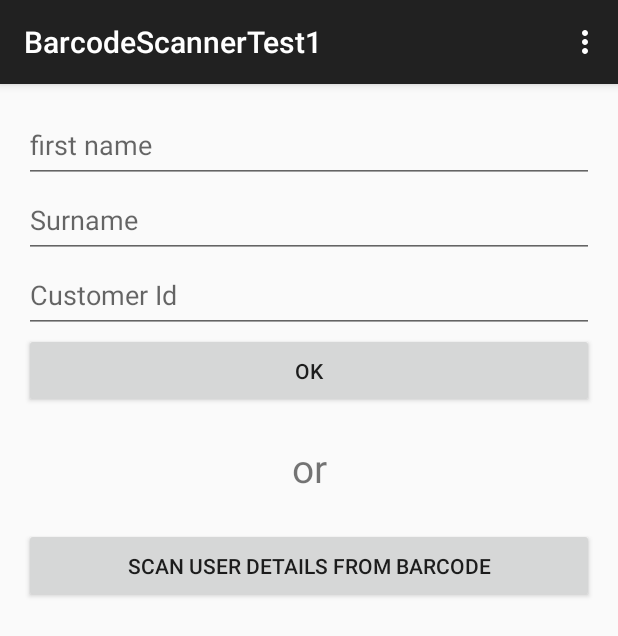
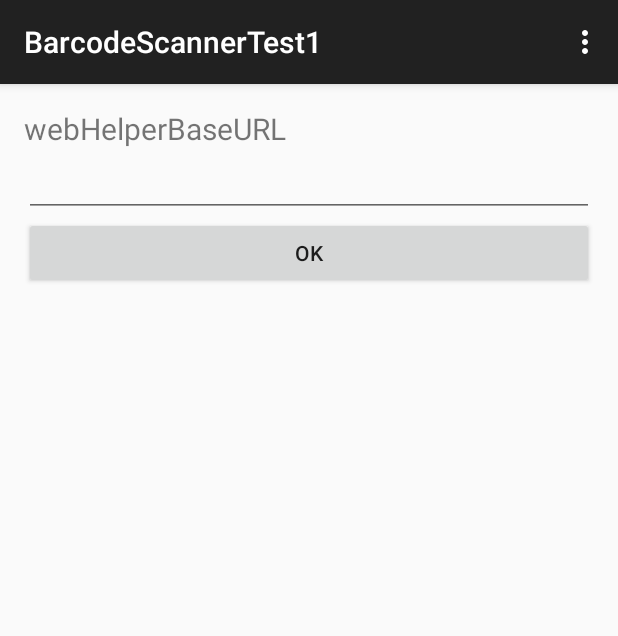
Before and after one commit to GlennReilly/QMeNowClient, an Android app: the fragment UserDetailsFragment placed in its activity, in the options menu, after a tap on "Settings", on a phone screen of 412 x 824 dp. Shown: the top 636 px of the screen. Run offline under Robolectric (Android 15) with nearby library versions, the phone set to English and light mode, and no system bars.

Commit message:
added basic settings screen

```diff
--- a/app/src/main/java/demo/bluemongo/com/barcodescannertest1/model/QMeNowModel.java
+++ b/app/src/main/java/demo/bluemongo/com/barcodescannertest1/model/QMeNowModel.java
@@ -17,11 +17,13 @@ import demo.bluemongo.com.barcodescannertest1.utils.InputHelper;
 
 public class QMeNowModel {
     public static final String USER_DETAILS_PREFERENCES = "USER_DETAILS_PREFERENCES";
+    public static final String SETTINGS__PREFERENCES = "SETTINGS__PREFERENCES";
 
     final String FIRSTNAME = "firstName";
     final String LASTNAME = "lastName";
     final String CUSTOMERID = "customerId";
     final String EMPTY = "";
+    final String WEBHELPER_BASEURL = "WebHelperBaseUrl";
 
     public boolean isBarcodeValid(String rawValue) {
         boolean result = false;
@@ -72,5 +74,17 @@ public class QMeNowModel {
         return userDetails;
     }
 
+    public String getWebHelperBaseURL(SharedPreferences settings){
+        return settings.getString(WEBHELPER_BASEURL, EMPTY);
+    }
+
+    public void saveWebHelperBaseURL(String webHelperBaseURL, SharedPreferences settings){
+        SharedPreferences.Editor editor = settings.edit();
+        editor.putString(WEBHELPER_BASEURL, webHelperBaseURL);
+        editor.commit();
+    }
+
+
+
 
 }
--- /dev/null
+++ b/app/src/main/java/demo/bluemongo/com/barcodescannertest1/model/SettingsDTO.java
@@ -0,0 +1,16 @@
+package demo.bluemongo.com.barcodescannertest1.model;
+
+/**
+ * Created by glenn on 14/01/16.
+ */
+public class SettingsDTO {
+    private String webHelperBaseURL;
+
+    public String getWebHelperBaseURL() {
+        return webHelperBaseURL;
+    }
+
+    public void setWebHelperBaseURL(String webHelperBaseURL) {
+        this.webHelperBaseURL = webHelperBaseURL;
+    }
+}
--- /dev/null
+++ b/app/src/main/java/demo/bluemongo/com/barcodescannertest1/presenter/SettingsPresenter.java
@@ -0,0 +1,30 @@
+package demo.bluemongo.com.barcodescannertest1.presenter;
+
+import demo.bluemongo.com.barcodescannertest1.model.QMeNowModel;
+import demo.bluemongo.com.barcodescannertest1.model.SettingsDTO;
+import demo.bluemongo.com.barcodescannertest1.view.SettingsView;
+
+/**
+ * Created by glenn on 14/01/16.
+ */
+public class SettingsPresenter {
+    private final SettingsView view;
+    private final QMeNowModel model = new QMeNowModel();
+
+    public String getUserDetailsPrefsString() {
+        return model.SETTINGS__PREFERENCES;
+    }
+
+    public SettingsPresenter(SettingsView settingsView) {
+        this.view = settingsView;
+    }
+
+    public void saveSettings(SettingsDTO settingsValues) {
+        QMeNowModel model = new QMeNowModel();
+        model.saveWebHelperBaseURL(settingsValues.getWebHelperBaseURL(), view.getSharedPreferences());
+    }
+
+    public String getWebHelperBaseURL() {
+        return model.getWebHelperBaseURL(view.getSharedPreferences());
+    }
+}
--- a/app/src/main/java/demo/bluemongo/com/barcodescannertest1/view/AppointmentDetailsFragment.java
+++ b/app/src/main/java/demo/bluemongo/com/barcodescannertest1/view/AppointmentDetailsFragment.java
@@ -146,7 +146,7 @@ public class AppointmentDetailsFragment extends Fragment implements AppointmentD
         send appointment id, current appointmentStatus, customerId?, to webClient,
          refresh appointment results
          */
-        //mAppointmentsDetailsPresenter.progressAppointmentStatus(appointment, appointmentStatusList);
+        mAppointmentsDetailsPresenter.progressAppointmentStatus(appointment, appointmentStatusList);
     }
 
 
--- a/app/src/main/java/demo/bluemongo/com/barcodescannertest1/view/MainActivity.java
+++ b/app/src/main/java/demo/bluemongo/com/barcodescannertest1/view/MainActivity.java
@@ -18,7 +18,8 @@ public class MainActivity extends AppCompatActivity implements
         CameraFragment.OnFragmentInteractionListener,
         MessageFragment.OnFragmentInteractionListener,
         GetAppointmentsFragment.OnFragmentInteractionListener,
-        AppointmentDetailsFragment.OnFragmentInteractionListener
+        AppointmentDetailsFragment.OnFragmentInteractionListener,
+        SettingsFragment.OnFragmentInteractionListener
 {
     private static final String TAG = "MainActivity";
     private static final String TAG_MAIN_FRAGMENT = "TAG_MAIN_FRAGMENT";
@@ -27,6 +28,7 @@ public class MainActivity extends AppCompatActivity implements
     private static final String TAG_USER_DETAILS_FRAGMENT = "TAG_USER_DETAILS_FRAGMENT";
     private static final String TAG_GET_APPOINTMENTS_FRAGMENT = "TAG_GET_APPOINTMENTS_FRAGMENT";
     private static final String TAG_GET_APPOINTMENTS_DETAILS_FRAGMENT = "TAG_GET_APPOINTMENTS_DETAILS_FRAGMENT";
+    private static final String TAG_GET_SETTINGS_FRAGMENT = "TAG_GET_SETTINGS_FRAGMENT";
 
 
     @Override
@@ -103,6 +105,15 @@ public class MainActivity extends AppCompatActivity implements
         fragmentTransaction.commit();
     }
 
+    private void showModifySettingsScreen() {
+        FragmentManager fragmentManager = getFragmentManager();
+        FragmentTransaction fragmentTransaction = fragmentManager.beginTransaction();
+        Fragment fragment = new SettingsFragment();
+        fragmentTransaction.replace(R.id.fragment_container, fragment);
+        fragmentTransaction.addToBackStack(TAG_GET_SETTINGS_FRAGMENT);
+        fragmentTransaction.commit();
+    }
+
     @Override
     public void onBackPressed() {
         int count = getFragmentManager().getBackStackEntryCount();
@@ -130,11 +141,13 @@ public class MainActivity extends AppCompatActivity implements
 
         //noinspection SimplifiableIfStatement
         if (id == R.id.action_settings) {
-            return true;
+            showModifySettingsScreen();
         }
 
         return super.onOptionsItemSelected(item);
     }
+
+
 
     @Override
     public void onFragmentInteraction(Uri uri) {
--- /dev/null
+++ b/app/src/main/java/demo/bluemongo/com/barcodescannertest1/view/SettingsFragment.java
@@ -0,0 +1,91 @@
+package demo.bluemongo.com.barcodescannertest1.view;
+
+import android.app.Fragment;
+import android.content.Context;
+import android.content.SharedPreferences;
+import android.os.Bundle;
+import android.support.annotation.Nullable;
+import android.view.LayoutInflater;
+import android.view.View;
+import android.view.ViewGroup;
+import android.widget.Button;
+import android.widget.EditText;
+import android.widget.TextView;
+import android.widget.Toast;
+
+import demo.bluemongo.com.barcodescannertest1.R;
+import demo.bluemongo.com.barcodescannertest1.model.SettingsDTO;
+import demo.bluemongo.com.barcodescannertest1.presenter.SettingsPresenter;
+
+
+/**
+ * Created by glenn on 13/01/16.
+ */
+public class SettingsFragment extends Fragment implements SettingsView {
+    private SettingsDTO settingsValues = new SettingsDTO();
+    SettingsPresenter settingsPresenter;
+    TextView etWebHelperBaseURL;
+    private OnFragmentInteractionListener mListener;
+
+    public interface OnFragmentInteractionListener {
+
+        void showMainMenu();
+    }
+
+
+    @Override
+    public void onCreate(Bundle savedInstanceState) {
+        super.onCreate(savedInstanceState);
+        settingsPresenter = new SettingsPresenter(this);
+    }
+
+    @Nullable
+    @Override
+    public View onCreateView(LayoutInflater inflater, ViewGroup container, Bundle savedInstanceState) {
+        View view = inflater.inflate(R.layout.fragment_settings,container,false);
+        Button btnSave = (Button) view.findViewById(R.id.btnSaveSettings);
+        etWebHelperBaseURL = (EditText) view.findViewById(R.id.editTextWebHelperBaseURL);
+        etWebHelperBaseURL.setText(settingsPresenter.getWebHelperBaseURL());
+
+        btnSave.setOnClickListener(new View.OnClickListener() {
+            @Override
+            public void onClick(View v) {
+                saveSettings();
+            }
+        });
+        return view;
+    }
+
+    private void saveSettings() {
+        settingsValues = getSettingsValues();
+        settingsPresenter.saveSettings(settingsValues);
+        Toast.makeText(getActivity().getApplicationContext(), getString(R.string.settings_saved_successfully), Toast.LENGTH_SHORT).show();
+        mListener.showMainMenu();
+    }
+
+    @Override
+    public void onAttach(Context context) {
+        super.onAttach(context);
+        try {
+            mListener = (OnFragmentInteractionListener) context;
+        } catch (ClassCastException e) {
+            throw new ClassCastException(context.toString()
+                    + " must implement OnFragmentInteractionListener");
+        }
+    }
+
+    @Override
+    public void onDetach() {
+        super.onDetach();
+    }
+
+    public SettingsDTO getSettingsValues() {
+        settingsValues.setWebHelperBaseURL(etWebHelperBaseURL.getText().toString());
+        return settingsValues;
+    }
+
+    @Override
+    public SharedPreferences getSharedPreferences() {
+        return getActivity().getSharedPreferences(settingsPresenter.getUserDetailsPrefsString(), Context.MODE_PRIVATE);
+    }
+}
--- /dev/null
+++ b/app/src/main/java/demo/bluemongo/com/barcodescannertest1/view/SettingsView.java
@@ -0,0 +1,10 @@
+package demo.bluemongo.com.barcodescannertest1.view;
+
+import android.content.SharedPreferences;
+
+/**
+ * Created by glenn on 14/01/16.
+ */
+public interface SettingsView {
+    SharedPreferences getSharedPreferences();
+}
--- a/app/src/main/java/demo/bluemongo/com/barcodescannertest1/view/UserDetailsFragment.java
+++ b/app/src/main/java/demo/bluemongo/com/barcodescannertest1/view/UserDetailsFragment.java
@@ -1,6 +1,5 @@
 package demo.bluemongo.com.barcodescannertest1.view;
 
-import android.app.Activity;
 import android.app.Fragment;
 import android.content.Context;
 import android.content.SharedPreferences;
@@ -16,7 +15,6 @@ import android.widget.Toast;
 import demo.bluemongo.com.barcodescannertest1.R;
 import demo.bluemongo.com.barcodescannertest1.model.UserDetails;
 import demo.bluemongo.com.barcodescannertest1.presenter.UserDetailsPresenter;
-import demo.bluemongo.com.barcodescannertest1.view.UserDetailsView;
 
 /**
  * Created by glenn on 27/09/15.
@@ -67,12 +65,12 @@ public class UserDetailsFragment extends Fragment implements UserDetailsView {
     }
 
     @Override
-    public void onAttach(Activity activity) {
-        super.onAttach(activity);
+    public void onAttach(Context context) {
+        super.onAttach(context);
         try {
-            mListener = (OnFragmentInteractionListener) activity;
+            mListener = (OnFragmentInteractionListener) context;
         } catch (ClassCastException e) {
-            throw new ClassCastException(activity.toString()
+            throw new ClassCastException(context.toString()
                     + " must implement OnFragmentInteractionListener");
         }
     }
--- /dev/null
+++ b/app/src/main/res/layout/fragment_settings.xml
@@ -0,0 +1,26 @@
+<?xml version="1.0" encoding="utf-8"?>
+<LinearLayout xmlns:android="http://schemas.android.com/apk/res/android"
+    android:orientation="vertical" android:layout_width="match_parent"
+    android:layout_height="match_parent">
+
+    <TextView
+        android:layout_width="wrap_content"
+        android:layout_height="wrap_content"
+        android:text="@string/labelWebHelperBaseURL"
+        android:id="@+id/textView"
+        android:textSize="@dimen/general_text_size"/>
+
+    <EditText
+        android:layout_width="match_parent"
+        android:layout_height="wrap_content"
+        android:id="@+id/editTextWebHelperBaseURL"
+        android:text="@string/webserviceBaseURL"
+        android:layout_gravity="center_horizontal" />
+
+    <Button
+        android:id="@+id/btnSaveSettings"
+        android:layout_width="match_parent"
+        android:layout_height="wrap_content"
+        android:text="@string/ok"/>
+
+</LinearLayout>
--- a/app/src/main/res/values/strings.xml
+++ b/app/src/main/res/values/strings.xml
@@ -24,4 +24,7 @@
     <string name="dialogTitle">please wait...</string>
     <string name="dialogMessage">...looking for appointments</string>
     <string name="check_in">Check-in</string>
+    <string name="labelWebHelperBaseURL">webHelperBaseURL</string>
+    <string name="webserviceBaseURL">http://</string>
+    <string name="settings_saved_successfully">Settings Saved Successfully</string>
 </resources>
```
Also changed, not shown: app/src/main/java/demo/bluemongo/com/barcodescannertest1/api/AppointmentDetailWebHelper.java (added, +81 -0 lines), app/src/main/java/demo/bluemongo/com/barcodescannertest1/api/AppointmentWebHelper.java (renamed from app/src/main/java/demo/bluemongo/com/barcodescannertest1/api/WebHelper.java, +4 -8 lines), app/src/main/java/demo/bluemongo/com/barcodescannertest1/view/AppointmentsDetailsPresenter.java (+19 -0 lines), app/src/main/java/demo/bluemongo/com/barcodescannertest1/view/GetAppointmentsFragment.java (+3 -5 lines).
